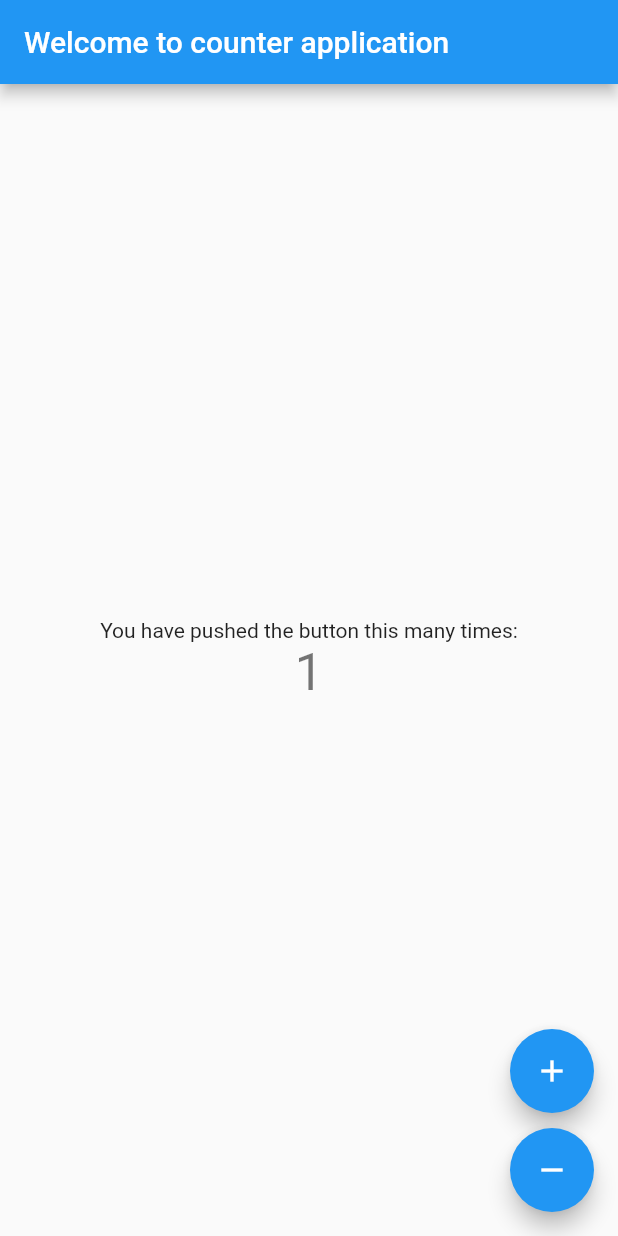
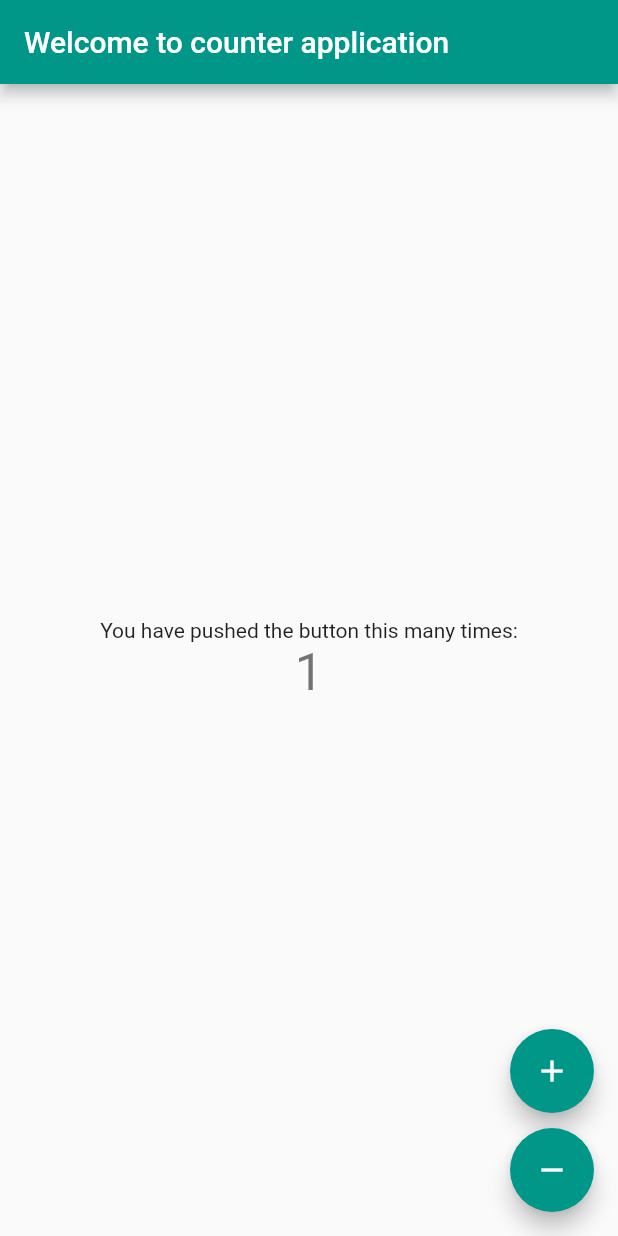
Before and after one commit to kalyand14/flutter_counter, a Flutter app: the screen it shows after launch, after a tap on the "add" icon, on a phone screen of 412 x 824 dp. Run offline on Flutter 3.47's test engine with Material 2 defaults, Android fonts, the phone set to English and light mode, and no system bars; our stand-ins replace bloc, equatable, flutter_bloc.

Commit message:
Updated with naming convention

```diff
--- a/lib/features/splash/bloc/bloc.dart
+++ b/lib/features/splash/bloc/bloc.dart
@@ -1,3 +1,3 @@
-export 'splashbloc_bloc.dart';
-export 'splashbloc_event.dart';
-export 'splashbloc_state.dart';
+export 'container_bloc.dart';
+export 'container_event.dart';
+export 'container_state.dart';
--- a/lib/features/splash/bloc/splashbloc_bloc.dart
+++ b/lib/features/splash/bloc/container_bloc.dart
@@ -1,20 +1,20 @@
 import 'dart:async';
 import 'package:bloc/bloc.dart';
-import 'package:helloworld/features/splash/container.dart';
 import 'package:meta/meta.dart';
+import '../containerManager.dart';
 import './bloc.dart';
 
-class SplashblocBloc extends Bloc<SplashblocEvent, SplashblocState> {
+class ContainerBloc extends Bloc<ContainerBlocEvent, ContainerBlocState> {
   final ContainerManger container;
 
-  SplashblocBloc({@required this.container}) : assert(container != null);
+  ContainerBloc({@required this.container}) : assert(container != null);
 
   @override
-  SplashblocState get initialState => ContainerUnInitialised();
+  ContainerBlocState get initialState => ContainerUnInitialised();
 
   @override
-  Stream<SplashblocState> mapEventToState(
-    SplashblocEvent event,
+  Stream<ContainerBlocState> mapEventToState(
+    ContainerBlocEvent event,
   ) async* {
     if (event is InitialiseContainer) {
       yield InitialingContainer();
--- /dev/null
+++ b/lib/features/splash/bloc/container_event.dart
@@ -0,0 +1,9 @@
+import 'package:equatable/equatable.dart';
+import 'package:meta/meta.dart';
+
+@immutable
+abstract class ContainerBlocEvent extends Equatable {
+  ContainerBlocEvent([List props = const <dynamic>[]]) : super(props);
+}
+
+class InitialiseContainer extends ContainerBlocEvent {}
--- /dev/null
+++ b/lib/features/splash/bloc/container_state.dart
@@ -0,0 +1,18 @@
+import 'package:equatable/equatable.dart';
+import 'package:meta/meta.dart';
+
+@immutable
+abstract class ContainerBlocState extends Equatable {
+  ContainerBlocState([List props = const <dynamic>[]]) : super(props);
+}
+
+class ContainerUnInitialised extends ContainerBlocState {}
+
+class InitialingContainer extends ContainerBlocState {}
+
+class ContainerInitialised extends ContainerBlocState {
+  final String token;
+  ContainerInitialised(this.token);
+}
+
+class ContainerNotInitialised extends ContainerBlocState {}
--- a/lib/features/splash/bloc/splashbloc_event.dart
+++ /dev/null
@@ -1,9 +0,0 @@
-import 'package:equatable/equatable.dart';
-import 'package:meta/meta.dart';
-
-@immutable
-abstract class SplashblocEvent extends Equatable {
-  SplashblocEvent([List props = const <dynamic>[]]) : super(props);
-}
-
-class InitialiseContainer extends SplashblocEvent {}
--- a/lib/features/splash/bloc/splashbloc_state.dart
+++ /dev/null
@@ -1,18 +0,0 @@
-import 'package:equatable/equatable.dart';
-import 'package:meta/meta.dart';
-
-@immutable
-abstract class SplashblocState extends Equatable {
-  SplashblocState([List props = const <dynamic>[]]) : super(props);
-}
-
-class ContainerUnInitialised extends SplashblocState {}
-
-class InitialingContainer extends SplashblocState {}
-
-class ContainerInitialised extends SplashblocState {
-  final String token;
-  ContainerInitialised(this.token);
-}
-
-class ContainerNotInitialised extends SplashblocState {}
--- a/lib/features/splash/splashScreen.dart
+++ b/lib/features/splash/splashScreen.dart
@@ -1,7 +1,7 @@
 import 'package:flutter/material.dart';
 import 'package:flutter_bloc/flutter_bloc.dart';
-import 'package:helloworld/features/splash/bloc/splashbloc_bloc.dart';
-import 'package:helloworld/features/splash/bloc/splashbloc_event.dart';
+import 'package:helloworld/features/splash/bloc/bloc.dart';
+
 
 class SplashScreen extends StatefulWidget {
   @override
@@ -13,7 +13,7 @@ class _SplashScreenState extends State<SplashScreen> {
   void initState() {
     super.initState();
 
-    final SplashblocBloc bloc = BlocProvider.of<SplashblocBloc>(context);
+    final ContainerBloc bloc = BlocProvider.of<ContainerBloc>(context);
     bloc.dispatch(InitialiseContainer());
   }
 
@@ -21,7 +21,7 @@ class _SplashScreenState extends State<SplashScreen> {
   Widget build(BuildContext context) {
     return Container(
       child: Scaffold(
-        backgroundColor: Colors.blue,
+        backgroundColor: Colors.tealAccent,
         body: Center(
             child: CircularProgressIndicator(
           valueColor: new AlwaysStoppedAnimation<Color>(Colors.white),
--- a/lib/main.dart
+++ b/lib/main.dart
@@ -2,10 +2,11 @@ import 'package:bloc/bloc.dart';
 import 'package:flutter/material.dart';
 import 'package:flutter_bloc/flutter_bloc.dart';
 import 'package:helloworld/features/counter/ui/counterScreen.dart';
-import 'package:helloworld/features/splash/bloc/splashbloc_bloc.dart';
-import 'package:helloworld/features/splash/bloc/splashbloc_state.dart';
-import 'package:helloworld/features/splash/container.dart';
 import 'package:helloworld/features/splash/splashScreen.dart';
+
+import 'features/splash/bloc/container_bloc.dart';
+import 'features/splash/bloc/container_state.dart';
+import 'features/splash/containerManager.dart';
 
 class SimpleBlocDelegate extends BlocDelegate {
   @override
@@ -39,11 +40,11 @@ class Application extends StatelessWidget {
     return MaterialApp(
       title: 'Flutter Demo',
       theme: ThemeData(
-        primarySwatch: Colors.blue,
+        primarySwatch: Colors.teal,
       ),
-      home: BlocProvider<SplashblocBloc>(
-        builder: (context) => SplashblocBloc(container: ContainerManger()),
-        child: BlocBuilder<SplashblocBloc, SplashblocState>(
+      home: BlocProvider<ContainerBloc>(
+        builder: (context) => ContainerBloc(container: ContainerManger()),
+        child: BlocBuilder<ContainerBloc, ContainerBlocState>(
           builder: (context, state) {
             if (state is ContainerInitialised) {
               return CounterScreen();
```
Also changed, not shown: lib/features/splash/containerManager.dart (renamed from lib/features/splash/container.dart).
